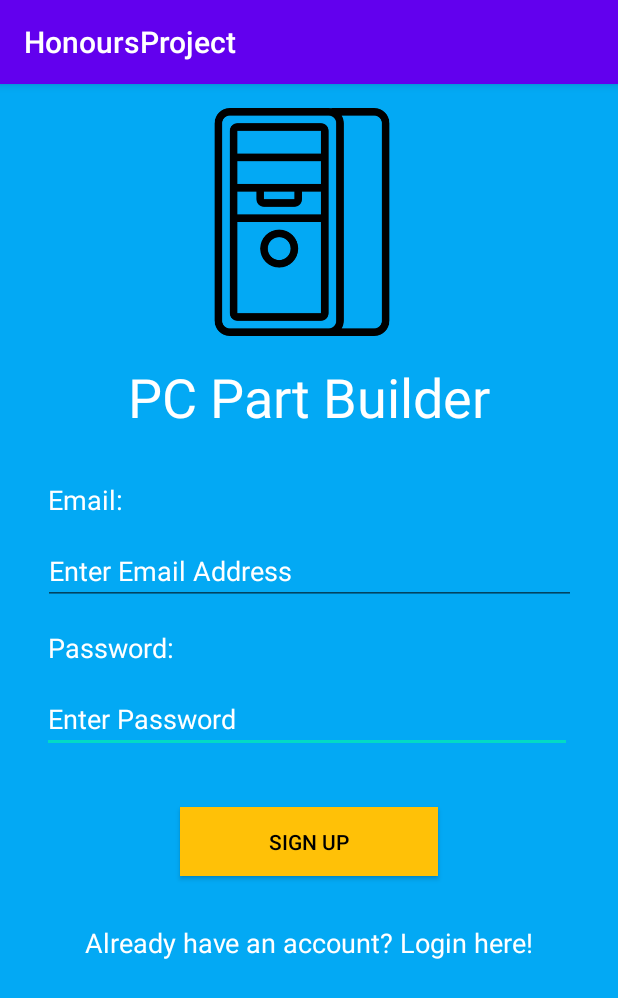
After one commit to ConnerMcGill/HonoursProject, an Android app: the AccountRegisterActivity screen opened directly, with no data from a screen before it, on a phone screen of 412 x 824 dp. The commit adds this screen. Shown: the top 998 px of the screen. Run offline under Robolectric (Android 15) with nearby library versions, the phone set to English and light mode, and no system bars.

Commit message:
Added registration form activity

```diff
--- a/app/src/main/AndroidManifest.xml
+++ b/app/src/main/AndroidManifest.xml
@@ -9,7 +9,9 @@
         android:roundIcon="@mipmap/ic_launcher_round"
         android:supportsRtl="true"
         android:theme="@style/AppTheme">
-        <activity android:name=".MainActivity"
+        <activity android:name=".AccountRegisterActivity"></activity>
+        <activity
+            android:name=".MainActivity"
             android:theme="@style/Theme.AppCompat.Light.NoActionBar">
             <intent-filter>
                 <action android:name="android.intent.action.MAIN" />
--- /dev/null
+++ b/app/src/main/java/com/example/honoursproject/AccountRegisterActivity.java
@@ -0,0 +1,14 @@
+package com.example.honoursproject;
+
+import androidx.appcompat.app.AppCompatActivity;
+
+import android.os.Bundle;
+
+public class AccountRegisterActivity extends AppCompatActivity {
+
+    @Override
+    protected void onCreate(Bundle savedInstanceState) {
+        super.onCreate(savedInstanceState);
+        setContentView(R.layout.activity_account_register);
+    }
+}
--- /dev/null
+++ b/app/src/main/res/layout/activity_account_register.xml
@@ -0,0 +1,133 @@
+<?xml version="1.0" encoding="utf-8"?>
+<androidx.constraintlayout.widget.ConstraintLayout xmlns:android="http://schemas.android.com/apk/res/android"
+    xmlns:app="http://schemas.android.com/apk/res-auto"
+    xmlns:tools="http://schemas.android.com/tools"
+    android:layout_width="match_parent"
+    android:layout_height="match_parent"
+    android:background="#03A9F4"
+    tools:context=".AccountRegisterActivity">
+
+    <TextView
+        android:id="@+id/text_login_redirect2"
+        android:layout_width="0dp"
+        android:layout_height="wrap_content"
+        android:layout_marginStart="32dp"
+        android:layout_marginTop="32dp"
+        android:layout_marginEnd="32dp"
+        android:text="@string/already_have_an_account_login_here"
+        android:textAlignment="center"
+        android:textColor="#FFFFFF"
+        android:textSize="18sp"
+        app:layout_constraintEnd_toEndOf="parent"
+        app:layout_constraintHorizontal_bias="0.0"
+        app:layout_constraintStart_toStartOf="parent"
+        app:layout_constraintTop_toBottomOf="@+id/button_register" />
+
+    <Button
+        android:id="@+id/button_register"
+        android:layout_width="172dp"
+        android:layout_height="46dp"
+        android:layout_marginStart="120dp"
+        android:layout_marginTop="36dp"
+        android:layout_marginEnd="120dp"
+        android:background="#FFC107"
+        android:text="@string/button_register_sign_up_text"
+        android:textColor="#000000"
+        app:layout_constraintEnd_toEndOf="parent"
+        app:layout_constraintStart_toStartOf="parent"
+        app:layout_constraintTop_toBottomOf="@+id/text_register_enter_password" />
+
+    <EditText
+        android:id="@+id/text_register_enter_password"
+        android:layout_width="353dp"
+        android:layout_height="42dp"
+        android:layout_marginStart="24dp"
+        android:layout_marginTop="16dp"
+        android:layout_marginEnd="24dp"
+        android:autofillHints="password"
+        android:ems="10"
+        android:hint="@string/login_enter_password_hint"
+        android:inputType="textPassword"
+        android:textColor="#FFFFFF"
+        android:textColorHint="#FFFFFF"
+        app:layout_constraintEnd_toEndOf="parent"
+        app:layout_constraintHorizontal_bias="0.4"
+        app:layout_constraintStart_toStartOf="parent"
+        app:layout_constraintTop_toBottomOf="@+id/text_password_register_title" />
+
+    <TextView
+        android:id="@+id/text_password_register_title"
+        android:layout_width="wrap_content"
+        android:layout_height="wrap_content"
+        android:layout_marginStart="32dp"
+        android:layout_marginTop="16dp"
+        android:layout_marginEnd="295dp"
+        android:text="@string/login_password_title"
+        android:textColor="#FFFFFF"
+        android:textSize="18sp"
+        app:layout_constraintEnd_toEndOf="parent"
+        app:layout_constraintHorizontal_bias="0.0"
+        app:layout_constraintStart_toStartOf="parent"
+        app:layout_constraintTop_toBottomOf="@+id/text_register_enter_email" />
+
+    <EditText
+        android:id="@+id/text_register_enter_email"
+        android:layout_width="355dp"
+        android:layout_height="42dp"
+        android:layout_marginStart="24dp"
+        android:layout_marginTop="16dp"
+        android:layout_marginEnd="24dp"
+        android:autofillHints="username"
+        android:ems="10"
+        android:hint="@string/login_enter_email_address_hint"
+        android:inputType="textWebEmailAddress"
+        android:textColor="#FFFFFF"
+        android:textColorHint="#FFFFFF"
+        app:layout_constraintEnd_toEndOf="parent"
+        app:layout_constraintStart_toStartOf="parent"
+        app:layout_constraintTop_toBottomOf="@+id/text_email_register_title" />
+
+    <TextView
+        android:id="@+id/text_email_register_title"
+        android:layout_width="wrap_content"
+        android:layout_height="wrap_content"
+        android:layout_marginStart="32dp"
+        android:layout_marginTop="32dp"
+        android:layout_marginEnd="331dp"
+        android:text="@string/login_email_title"
+        android:textColor="#FFFFFF"
+        android:textSize="18sp"
+        app:layout_constraintEnd_toEndOf="parent"
+        app:layout_constraintHorizontal_bias="0.0"
+        app:layout_constraintStart_toStartOf="parent"
+        app:layout_constraintTop_toBottomOf="@+id/text_register_title" />
+
+    <TextView
+        android:id="@+id/text_register_title"
+        android:layout_width="wrap_content"
+        android:layout_height="wrap_content"
+        android:layout_marginStart="164dp"
+        android:layout_marginTop="16dp"
+        android:layout_marginEnd="152dp"
+        android:text="@string/login_title_pc_part_builder"
+        android:textColor="#FFFFFF"
+        android:textSize="36sp"
+        app:layout_constraintEnd_toEndOf="parent"
+        app:layout_constraintHorizontal_bias="0.54"
+        app:layout_constraintStart_toStartOf="parent"
+        app:layout_constraintTop_toBottomOf="@+id/image_register_logo" />
+
+    <ImageView
+        android:id="@+id/image_register_logo"
+        android:layout_width="161dp"
+        android:layout_height="152dp"
+        android:layout_marginStart="136dp"
+        android:layout_marginTop="16dp"
+        android:layout_marginEnd="150dp"
+        android:contentDescription="@string/pc_part_builder_app_logo_image_content_description"
+        app:layout_constraintEnd_toEndOf="parent"
+        app:layout_constraintHorizontal_bias="0.444"
+        app:layout_constraintStart_toStartOf="parent"
+        app:layout_constraintTop_toTopOf="parent"
+        app:srcCompat="@drawable/desktop_black_original" />
+</androidx.constraintlayout.widget.ConstraintLayout>
--- a/app/src/main/res/layout/activity_main.xml
+++ b/app/src/main/res/layout/activity_main.xml
@@ -9,13 +9,13 @@
 
 
     <TextView
-        android:id="@+id/text_email_login"
+        android:id="@+id/text_email_login_title"
         android:layout_width="wrap_content"
         android:layout_height="wrap_content"
         android:layout_marginStart="32dp"
         android:layout_marginTop="32dp"
         android:layout_marginEnd="331dp"
-        android:text="Email:"
+        android:text="@string/login_email_title"
         android:textColor="#FFFFFF"
         android:textSize="18sp"
         app:layout_constraintEnd_toEndOf="parent"
@@ -23,51 +23,52 @@
         app:layout_constraintTop_toBottomOf="@+id/text_login_title" />
 
     <EditText
-        android:id="@+id/editTextTextPersonName2"
+        android:id="@+id/text_login_enter_email"
         android:layout_width="355dp"
         android:layout_height="42dp"
         android:layout_marginStart="24dp"
         android:layout_marginTop="16dp"
         android:layout_marginEnd="24dp"
         android:ems="10"
-        android:hint="Enter Email Address"
-        android:inputType="textPersonName"
+        android:hint="@string/login_enter_email_address_hint"
+        android:inputType="textWebEmailAddress"
         android:textColor="#FFFFFF"
         android:textColorHint="#FFFFFF"
         app:layout_constraintEnd_toEndOf="parent"
         app:layout_constraintStart_toStartOf="parent"
-        app:layout_constraintTop_toBottomOf="@+id/text_email_login" />
+        app:layout_constraintTop_toBottomOf="@+id/text_email_login_title"
+        android:autofillHints="username" />
 
     <TextView
-        android:id="@+id/text_password_login"
+        android:id="@+id/text_password_login_title"
         android:layout_width="wrap_content"
         android:layout_height="wrap_content"
         android:layout_marginStart="32dp"
         android:layout_marginTop="16dp"
         android:layout_marginEnd="295dp"
-        android:text="Password:"
+        android:text="@string/login_password_title"
         android:textColor="#FFFFFF"
         android:textSize="18sp"
         app:layout_constraintEnd_toEndOf="parent"
         app:layout_constraintStart_toStartOf="parent"
-        app:layout_constraintTop_toBottomOf="@+id/editTextTextPersonName2" />
+        app:layout_constraintTop_toBottomOf="@+id/text_login_enter_email" />
 
     <EditText
-        android:id="@+id/editTextTextPersonName4"
+        android:id="@+id/text_login_enter_password"
         android:layout_width="353dp"
         android:layout_height="42dp"
         android:layout_marginStart="24dp"
         android:layout_marginTop="16dp"
         android:layout_marginEnd="24dp"
+        android:autofillHints="password"
         android:ems="10"
-        android:hint="Enter Password"
-        android:inputType="textPersonName"
-        android:password="true"
+        android:hint="@string/login_enter_password_hint"
+        android:inputType="textPassword"
         android:textColor="#FFFFFF"
         android:textColorHint="#FFFFFF"
         app:layout_constraintEnd_toEndOf="parent"
         app:layout_constraintStart_toStartOf="parent"
-        app:layout_constraintTop_toBottomOf="@+id/text_password_login" />
+        app:layout_constraintTop_toBottomOf="@+id/text_password_login_title" />
 
     <Button
         android:id="@+id/button_login"
@@ -77,12 +78,12 @@
         android:layout_marginTop="36dp"
         android:layout_marginEnd="120dp"
         android:background="#FFC107"
-        android:text="Sign in"
+        android:text="@string/sign_in_button_text"
         android:textColor="#000000"
         app:layout_constraintEnd_toEndOf="parent"
         app:layout_constraintHorizontal_bias="0.493"
         app:layout_constraintStart_toStartOf="parent"
-        app:layout_constraintTop_toBottomOf="@+id/editTextTextPersonName4" />
+        app:layout_constraintTop_toBottomOf="@+id/text_login_enter_password" />
 
     <TextView
         android:id="@+id/text_login_redirect"
@@ -91,7 +92,7 @@
         android:layout_marginStart="32dp"
         android:layout_marginTop="32dp"
         android:layout_marginEnd="32dp"
-        android:text="Don't have an account? Sign up here!"
+        android:text="@string/don_t_have_an_account_sign_up_here"
         android:textAlignment="center"
         android:textColor="#FFFFFF"
         android:textSize="18sp"
@@ -106,6 +107,7 @@
         android:layout_marginStart="136dp"
         android:layout_marginTop="16dp"
         android:layout_marginEnd="150dp"
+        android:contentDescription="@string/pc_part_builder_app_logo_image_content_description"
         app:layout_constraintEnd_toEndOf="parent"
         app:layout_constraintHorizontal_bias="0.444"
         app:layout_constraintStart_toStartOf="parent"
@@ -119,7 +121,7 @@
         android:layout_marginStart="164dp"
         android:layout_marginTop="16dp"
         android:layout_marginEnd="152dp"
-        android:text="PC Part Builder"
+        android:text="@string/login_title_pc_part_builder"
         android:textColor="#FFFFFF"
         android:textSize="36sp"
         app:layout_constraintEnd_toEndOf="parent"
--- a/app/src/main/res/values/strings.xml
+++ b/app/src/main/res/values/strings.xml
@@ -1,3 +1,13 @@
 <resources>
     <string name="app_name">HonoursProject</string>
+    <string name="login_email_title">Email:</string>
+    <string name="login_enter_email_address_hint">Enter Email Address</string>
+    <string name="login_password_title">Password:</string>
+    <string name="login_enter_password_hint">Enter Password</string>
+    <string name="sign_in_button_text">Sign in</string>
+    <string name="don_t_have_an_account_sign_up_here">Don\'t have an account? Sign up here!</string>
+    <string name="login_title_pc_part_builder">PC Part Builder</string>
+    <string name="pc_part_builder_app_logo_image_content_description">PC Part Builder App Logo</string>
+    <string name="button_register_sign_up_text">sign up</string>
+    <string name="already_have_an_account_login_here">Already have an account? Login here!</string>
 </resources>
```
